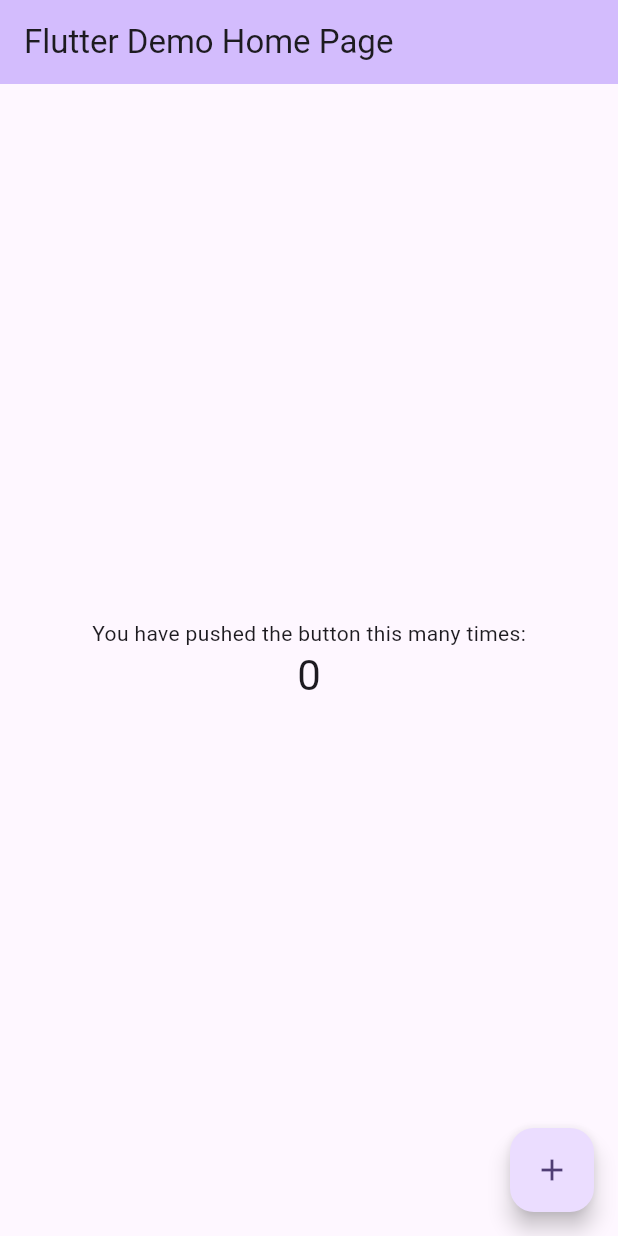
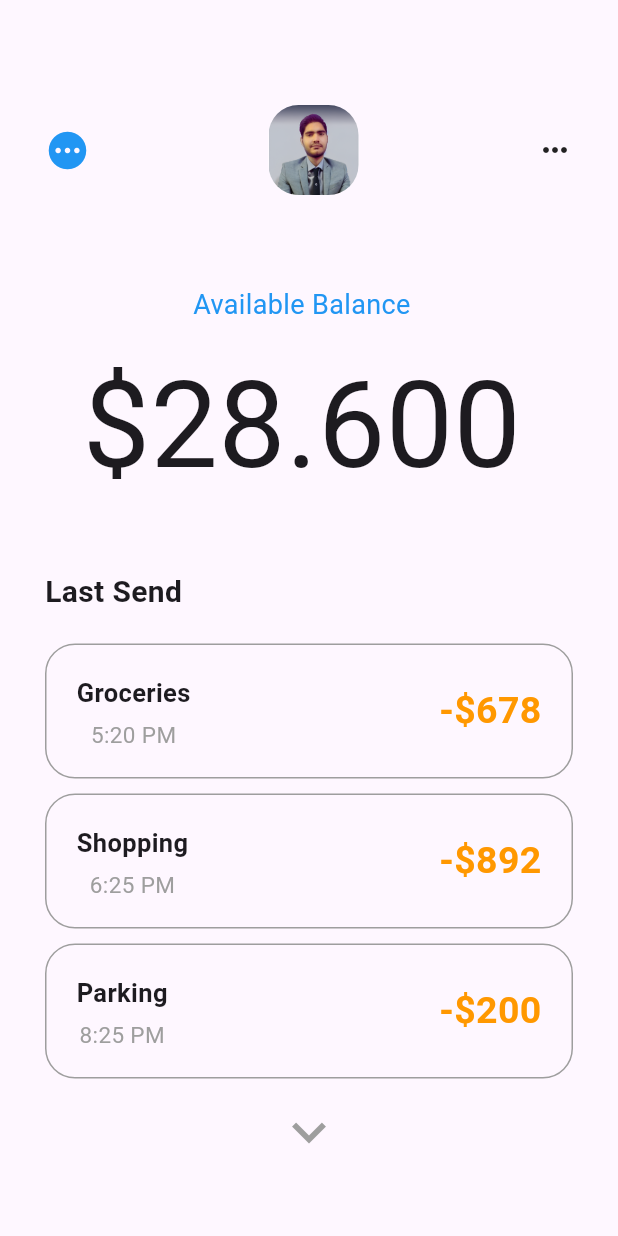
Before and after one commit to Yashu-Chaudhary/Banking-Mobile-App, a Flutter app: the screen it shows after launch, on a phone screen of 412 x 824 dp. Run offline on Flutter 3.47's test engine with Material 3 defaults, Android fonts, the light colour scheme and no system bars.

Commit message:
send page complete

```diff
--- /dev/null
+++ b/lib/app.dart
@@ -0,0 +1,16 @@
+import 'package:banking_mobile_app/screens/first_screen.dart';
+import 'package:flutter/material.dart';
+
+class App extends StatelessWidget {
+  const App({super.key});
+
+  @override
+  Widget build(BuildContext context) {
+    return const MaterialApp(
+      debugShowCheckedModeBanner: false,
+      home: Scaffold(
+        body: FirstScreen(),
+      ),
+    );
+  }
+}
--- a/lib/main.dart
+++ b/lib/main.dart
@@ -1,125 +1,6 @@
+import 'package:banking_mobile_app/app.dart';
 import 'package:flutter/material.dart';
 
 void main() {
-  runApp(const MyApp());
+  runApp(const App());
 }
-
-class MyApp extends StatelessWidget {
-  const MyApp({super.key});
-
-  // This widget is the root of your application.
-  @override
-  Widget build(BuildContext context) {
-    return MaterialApp(
-      title: 'Flutter Demo',
-      theme: ThemeData(
-        // This is the theme of your application.
-        //
-        // TRY THIS: Try running your application with "flutter run". You'll see
-        // the application has a purple toolbar. Then, without quitting the app,
-        // try changing the seedColor in the colorScheme below to Colors.green
-        // and then invoke "hot reload" (save your changes or press the "hot
-        // reload" button in a Flutter-supported IDE, or press "r" if you used
-        // the command line to start the app).
-        //
-        // Notice that the counter didn't reset back to zero; the application
-        // state is not lost during the reload. To reset the state, use hot
-        // restart instead.
-        //
-        // This works for code too, not just values: Most code changes can be
-        // tested with just a hot reload.
-        colorScheme: ColorScheme.fromSeed(seedColor: Colors.deepPurple),
-        useMaterial3: true,
-      ),
-      home: const MyHomePage(title: 'Flutter Demo Home Page'),
-    );
-  }
-}
-
-class MyHomePage extends StatefulWidget {
-  const MyHomePage({super.key, required this.title});
-
-  // This widget is the home page of your application. It is stateful, meaning
-  // that it has a State object (defined below) that contains fields that affect
-  // how it looks.
-
-  // This class is the configuration for the state. It holds the values (in this
-  // case the title) provided by the parent (in this case the App widget) and
-  // used by the build method of the State. Fields in a Widget subclass are
-  // always marked "final".
-
-  final String title;
-
-  @override
-  State<MyHomePage> createState() => _MyHomePageState();
-}
-
-class _MyHomePageState extends State<MyHomePage> {
-  int _counter = 0;
-
-  void _incrementCounter() {
-    setState(() {
-      // This call to setState tells the Flutter framework that something has
-      // changed in this State, which causes it to rerun the build method below
-      // so that the display can reflect the updated values. If we changed
-      // _counter without calling setState(), then the build method would not be
-      // called again, and so nothing would appear to happen.
-      _counter++;
-    });
-  }
-
-  @override
-  Widget build(BuildContext context) {
-    // This method is rerun every time setState is called, for instance as done
-    // by the _incrementCounter method above.
-    //
-    // The Flutter framework has been optimized to make rerunning build methods
-    // fast, so that you can just rebuild anything that needs updating rather
-    // than having to individually change instances of widgets.
-    return Scaffold(
-      appBar: AppBar(
-        // TRY THIS: Try changing the color here to a specific color (to
-        // Colors.amber, perhaps?) and trigger a hot reload to see the AppBar
-        // change color while the other colors stay the same.
-        backgroundColor: Theme.of(context).colorScheme.inversePrimary,
-        // Here we take the value from the MyHomePage object that was created by
-        // the App.build method, and use it to set our appbar title.
-        title: Text(widget.title),
-      ),
-      body: Center(
-        // Center is a layout widget. It takes a single child and positions it
-        // in the middle of the parent.
-        child: Column(
-          // Column is also a layout widget. It takes a list of children and
-          // arranges them vertically. By default, it sizes itself to fit its
-          // children horizontally, and tries to be as tall as its parent.
-          //
-          // Column has various properties to control how it sizes itself and
-          // how it positions its children. Here we use mainAxisAlignment to
-          // center the children vertically; the main axis here is the vertical
-          // axis because Columns are vertical (the cross axis would be
-          // horizontal).
-          //
-          // TRY THIS: Invoke "debug painting" (choose the "Toggle Debug Paint"
-          // action in the IDE, or press "p" in the console), to see the
-          // wireframe for each widget.
-          mainAxisAlignment: MainAxisAlignment.center,
-          children: <Widget>[
-            const Text(
-              'You have pushed the button this many times:',
-            ),
-            Text(
-              '$_counter',
-              style: Theme.of(context).textTheme.headlineMedium,
-            ),
-          ],
-        ),
-      ),
-      floatingActionButton: FloatingActionButton(
-        onPressed: _incrementCounter,
-        tooltip: 'Increment',
-        child: const Icon(Icons.add),
-      ), // This trailing comma makes auto-formatting nicer for build methods.
-    );
-  }
-}
--- /dev/null
+++ b/lib/screens/first_screen.dart
@@ -0,0 +1,93 @@
+import 'package:banking_mobile_app/utils/comman/detail_container.dart';
+import 'package:banking_mobile_app/utils/constants/string_texts.dart';
+import 'package:banking_mobile_app/utils/comman/header.dart';
+import 'package:flutter/material.dart';
+
+
+class FirstScreen extends StatelessWidget {
+  const FirstScreen({
+    super.key,
+  });
+
+  @override
+  Widget build(BuildContext context) {
+    return SingleChildScrollView(
+      child: Padding(
+        padding: const EdgeInsets.all(30),
+        child: Column(
+          crossAxisAlignment: CrossAxisAlignment.start,
+          children: [
+            const SizedBox(height: 40),
+            // 2lines, photo, 3dot icon
+            const PHeader(),
+            const SizedBox(height: 60),
+
+            // Text and Money
+            const Row(
+              children: [
+                SizedBox(width: 25),
+                Column(
+                  mainAxisAlignment: MainAxisAlignment.center,
+                  crossAxisAlignment: CrossAxisAlignment.center,
+                  children: [
+                    Text(PTexts.avaliableBalance,
+                        style: TextStyle(color: Colors.blue, fontSize: 18)),
+                    SizedBox(height: 10),
+                    Text('\$28.600', style: TextStyle(fontSize: 80)),
+                  ],
+                ),
+              ],
+            ),
+            const SizedBox(height: 20),
+
+            // three buttons
+             Row(
+              children: [
+                Container(),
+                Container(),
+                Container(),
+              ],
+            ),
+
+            const SizedBox(height: 20),
+
+            // Text
+            const Text(
+              PTexts.lastSend,
+              style: TextStyle(fontWeight: FontWeight.bold, fontSize: 20),
+            ),
+            const SizedBox(height: 20),
+
+            //Sending Money Data in the Container
+            const PDetailContainer(
+              toSend: 'Groceries',
+              sendingAmount: '678',
+              sendingTime: '5:20 PM',
+            ),
+            const SizedBox(height: 10),
+            const PDetailContainer(
+              toSend: 'Shopping',
+              sendingAmount: '892',
+              sendingTime: '6:25 PM',
+            ),
+            const SizedBox(height: 10),
+            const PDetailContainer(
+              toSend: 'Parking',
+              sendingAmount: '200',
+              sendingTime: '8:25 PM',
+            ),
+            const SizedBox(height: 5),
+            Center(
+                child: IconButton(
+                    onPressed: () {},
+                    icon: const Icon(
+                      Icons.keyboard_arrow_down,
+                      color: Colors.grey,
+                      size: 45,
+                    ))),
+          ],
+        ),
+      ),
+    );
+  }
+}
--- /dev/null
+++ b/lib/utils/comman/detail_container.dart
@@ -0,0 +1,53 @@
+import 'package:flutter/material.dart';
+
+class PDetailContainer extends StatelessWidget {
+  const PDetailContainer({
+    super.key,
+    required this.toSend,
+    required this.sendingAmount,
+    required this.sendingTime,
+  });
+
+  final String toSend;
+  final String sendingAmount;
+  final String sendingTime;
+
+  @override
+  Widget build(BuildContext context) {
+    final double width = MediaQuery.of(context).size.width;
+    return Container(
+      height: 90,
+      padding: const EdgeInsets.all(20),
+      width: width * 8,
+      decoration: BoxDecoration(
+        border: Border.all(color: Colors.grey),
+        borderRadius: BorderRadius.circular(20)
+      ),
+      child: Row(
+        mainAxisAlignment: MainAxisAlignment.spaceBetween,
+        children: [
+          Column(
+            children: [
+              Text(
+                toSend,
+                style: const TextStyle(fontSize: 17, fontWeight: FontWeight.bold),
+              ),
+              const SizedBox(height: 5),
+              Text(
+                sendingTime,
+                style: const TextStyle(color: Colors.grey, fontSize: 15),
+              ),
+            ],
+          ),
+          Text(
+            '-\$$sendingAmount',
+            style: const TextStyle(
+                color: Colors.orange,
+                fontWeight: FontWeight.bold,
+                fontSize: 25),
+          )
+        ],
+      ),
+    );
+  }
+}
--- /dev/null
+++ b/lib/utils/comman/header.dart
@@ -0,0 +1,59 @@
+import 'package:banking_mobile_app/utils/constants/string_images.dart';
+import 'package:flutter/material.dart';
+
+class PHeader extends StatelessWidget {
+  const PHeader({
+    super.key,
+  });
+
+  @override
+  Widget build(BuildContext context) {
+    return const Row(
+      mainAxisAlignment: MainAxisAlignment.spaceBetween,
+      children: [
+        // Icon
+        Icon(
+          Icons.pending,
+          color: Colors.blue,
+          size: 30,
+        ),
+
+        // AvatarPhoto
+        Column(
+          children: [
+            PProfilePhoto(),
+
+          ],
+        ),
+
+        // Icons
+        Icon(Icons.more_horiz),
+      ],
+    );
+  }
+}
+
+class PProfilePhoto extends StatelessWidget {
+  const PProfilePhoto({
+    super.key,
+  });
+
+  @override
+  Widget build(BuildContext context) {
+    return Container(
+      height: 60,
+      width: 60,
+      decoration: BoxDecoration(
+        color: Colors.white,
+        borderRadius: BorderRadius.circular(20.0),
+      ),
+      child: ClipRRect(
+        borderRadius: BorderRadius.circular(20.0),
+        child: Image.asset(
+          PImages.profile,
+          fit: BoxFit.cover,
+        ),
+      ),
+    );
+  }
+}
--- /dev/null
+++ b/lib/utils/constants/string_images.dart
@@ -0,0 +1,3 @@
+class PImages {
+  static const String profile = 'assets/images/profile.png';
+}
--- /dev/null
+++ b/lib/utils/constants/string_texts.dart
@@ -0,0 +1,4 @@
+class PTexts {
+  static const String avaliableBalance = "Available Balance";
+  static const String lastSend = 'Last Send';
+}
```
Also changed, not shown: pubspec.yaml (+12 -2 lines), assets/images/profile.png (added), lib/screens/second_screen.dart (added), pubspec.lock, 1 other file.
